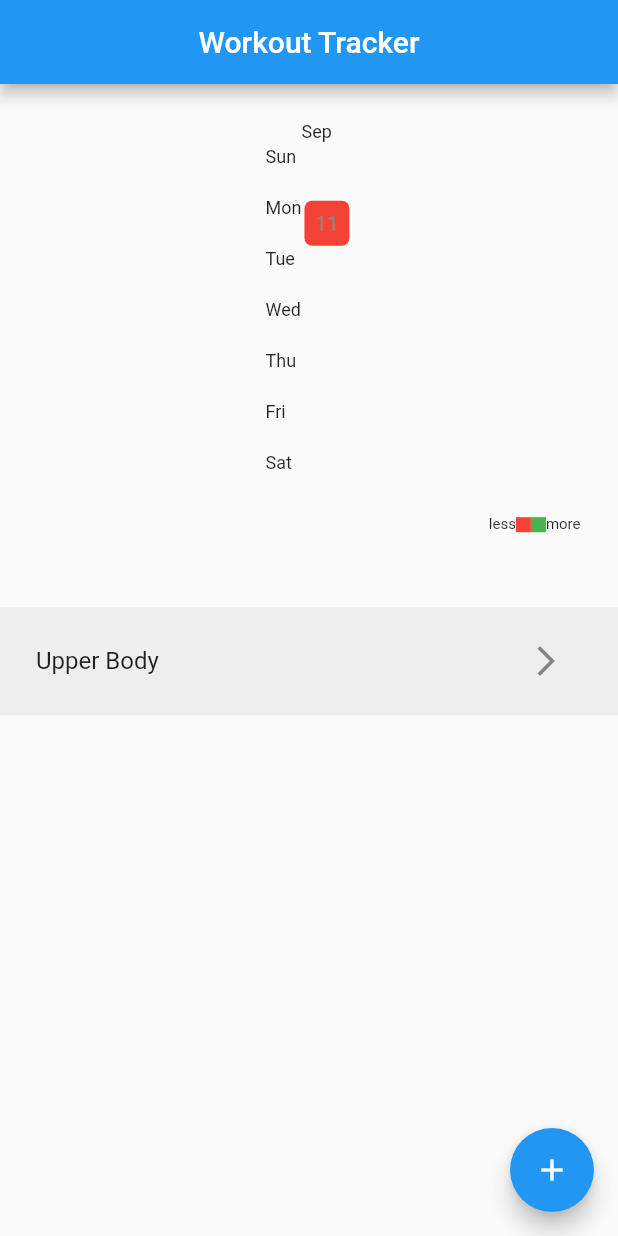
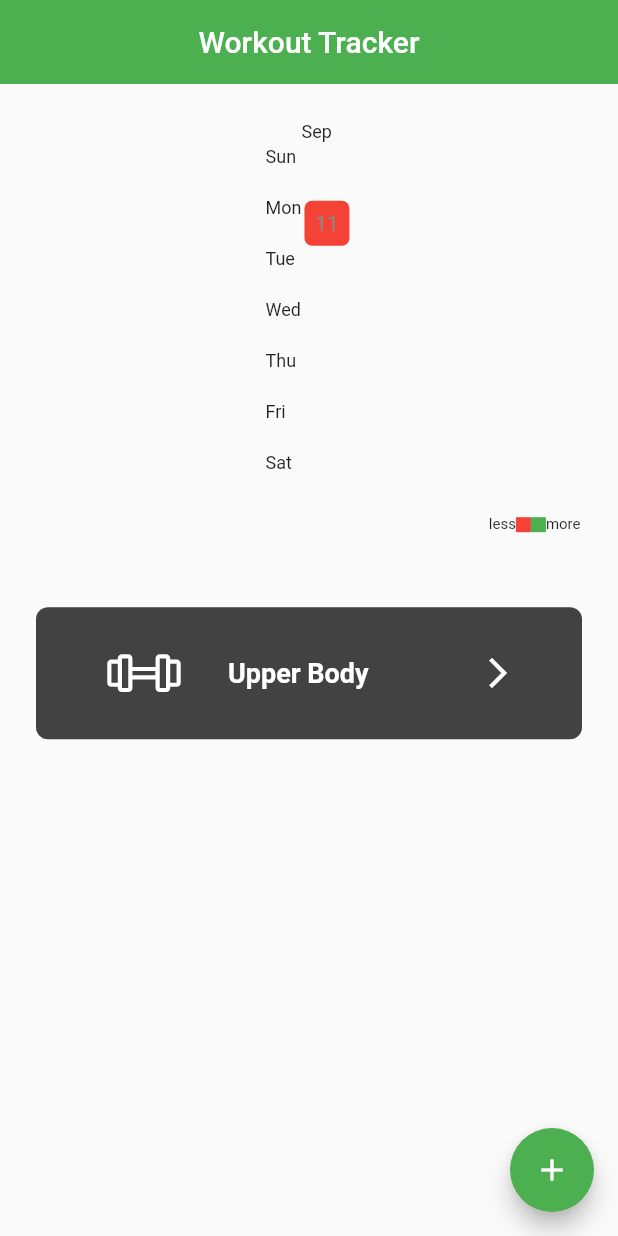
Before and after one commit to codexharoon/WorkoutTrackerInFlutter, a Flutter app: the screen it shows after launch, on a phone screen of 412 x 824 dp. Run offline on Flutter 3.47's test engine with Material 2 defaults, Android fonts, the phone set to English and light mode, and no system bars; drawn by our look-alikes of flutter_heatmap_calendar, flutter_slidable; our stand-ins replace flutter_svg, hive_flutter; accounts and stored records are empty.

Commit message:
used svg pkg for custom svgs + improve ui

```diff
--- /dev/null
+++ b/lib/assets/my_icons.dart
@@ -0,0 +1,4 @@
+class MyIcons{
+  static const String path = "lib/assets/svgs";
+  static const String dumbbell = "$path/dumbbell.svg";
+}
--- a/lib/main.dart
+++ b/lib/main.dart
@@ -22,9 +22,10 @@ class MyApp extends StatelessWidget {
   Widget build(BuildContext context) {
     return ChangeNotifierProvider(
       create: (context) => WorkoutData(),
-      child: const MaterialApp(
+      child:  MaterialApp(
         debugShowCheckedModeBanner: false,
-        home: HomePage(),
+        home: const HomePage(),
+        theme: ThemeData(primarySwatch: Colors.green),
       ),
     );
   }
--- a/lib/pages/home_page.dart
+++ b/lib/pages/home_page.dart
@@ -1,6 +1,8 @@
 import 'package:flutter/material.dart';
 import 'package:flutter_slidable/flutter_slidable.dart';
+import 'package:flutter_svg/flutter_svg.dart';
 import 'package:provider/provider.dart';
+import 'package:workout_tracker/assets/my_icons.dart';
 import 'package:workout_tracker/data/workout_data.dart';
 import 'package:workout_tracker/datetime/date_time.dart';
 import 'package:workout_tracker/pages/heatmap.dart';
@@ -91,6 +93,7 @@ class _HomePageState extends State<HomePage> {
           appBar: AppBar(
             title: const Text('Workout Tracker'),
             centerTitle: true,
+            elevation: 0,
           ),
           body: ListView(
             children: [
@@ -104,10 +107,13 @@ class _HomePageState extends State<HomePage> {
 
                 itemCount: value.getWorkoutList().length,
                 itemBuilder: (context,index) => Padding(
-                    padding: const EdgeInsets.only(top: 16),
+                    padding: const EdgeInsets.only(top: 16,right: 24,left: 24),
                     child: Container(
-                      padding: const EdgeInsets.all(8),
-                      color: Colors.grey[200],
+                      decoration: BoxDecoration(
+                        color: Colors.grey[800],
+                        borderRadius: BorderRadius.circular(8)
+                      ),
+                      padding: const EdgeInsets.all(16),
                       child: Slidable(
                           endActionPane: ActionPane(
                           motion: const StretchMotion(),
@@ -121,10 +127,18 @@ class _HomePageState extends State<HomePage> {
                           ],
                         ),
                         child: ListTile(
-                          title: Text(value.getWorkoutList()[index].name),
+                          leading: SvgPicture.asset(MyIcons.dumbbell,colorFilter: const ColorFilter.mode(Colors.white, BlendMode.srcIn)),
+                          title: Text(value.getWorkoutList()[index].name,
+                            style: const TextStyle(
+                              color: Colors.white,
+                              fontSize: 18,
+                              fontWeight: FontWeight.bold,
+                            ),
+                           ),
                           trailing: IconButton(
                             icon: const Icon(Icons.arrow_forward_ios),
                             onPressed: () => goToWorkoutPage(value.getWorkoutList()[index].name),
+                            color: Colors.white,
                           ),
                         ),
                       ),
--- a/pubspec.yaml
+++ b/pubspec.yaml
@@ -39,6 +39,7 @@ dependencies:
   hive_flutter: ^1.1.0
   flutter_slidable: ^3.0.0
   flutter_heatmap_calendar: ^1.0.5
+  flutter_svg: ^2.0.7
 
 dev_dependencies:
   flutter_test:
@@ -63,8 +64,8 @@ flutter:
   uses-material-design: true
 
   # To add assets to your application, add an assets section, like this:
-  # assets:
-  #   - images/a_dot_burr.jpeg
+  assets:
+    - lib/assets/svgs/
   #   - images/a_dot_ham.jpeg
 
   # An image asset can refer to one or more resolution-specific "variants", see
```
Also changed, not shown: lib/pages/workout_page.dart (+14 -3 lines), lib/assets/svgs/dumbbell.svg (added), pubspec.lock.
